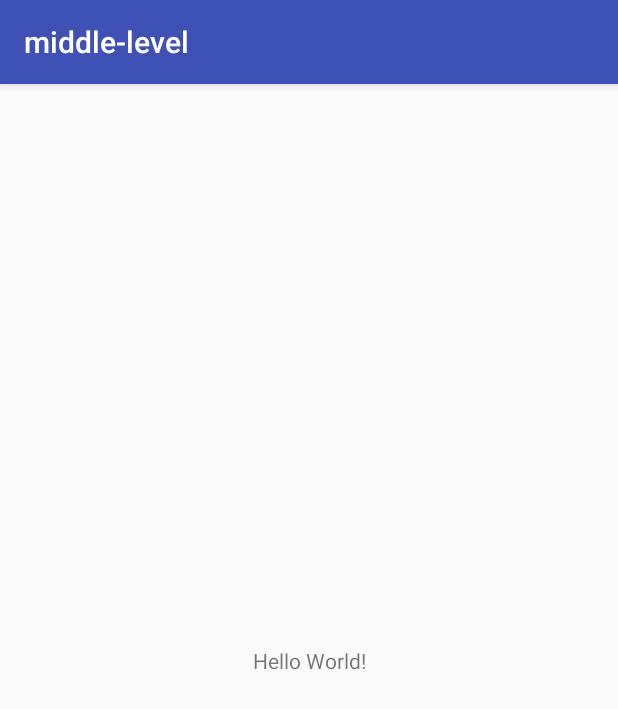
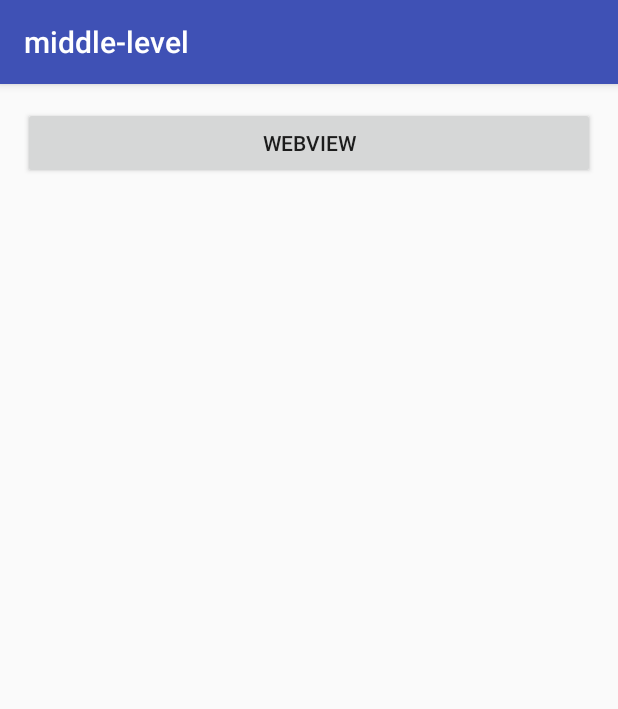
Before and after one commit to YannanGuo/android-advanced-learning-route, an Android app: the screen it shows after launch (MainActivity), on a phone screen of 412 x 824 dp. Shown: the top 709 px of the screen. Run offline under Robolectric (Android 15) with nearby library versions, the phone set to English and light mode, and no system bars; our stand-ins replace ButterKnife.

Commit message:
add WebView usage

```diff
--- a/build.gradle
+++ b/build.gradle
@@ -6,7 +6,7 @@ buildscript {
     }
     dependencies {
         classpath 'com.android.tools.build:gradle:2.2.0-alpha4'
-
+        classpath 'com.neenbedankt.gradle.plugins:android-apt:1.8'
         // NOTE: Do not place your application dependencies here; they belong
         // in the individual module build.gradle files
     }
--- a/high-level/build.gradle
+++ b/high-level/build.gradle
@@ -1,5 +1,5 @@
 apply plugin: 'com.android.application'
-
+apply plugin: 'android-apt'
 android {
     compileSdkVersion 24
     buildToolsVersion "24.0.0"
@@ -30,4 +30,6 @@ dependencies {
     compile 'com.android.support:appcompat-v7:24.0.0'
     compile 'com.android.support.constraint:constraint-layout:1.0.0-alpha2'
     testCompile 'junit:junit:4.12'
+    compile 'com.jakewharton:butterknife:8.2.0'
+    apt 'com.jakewharton:butterknife-compiler:8.2.0'
 }
--- a/middle-level/build.gradle
+++ b/middle-level/build.gradle
@@ -1,5 +1,5 @@
 apply plugin: 'com.android.application'
-
+apply plugin: 'android-apt'
 android {
     compileSdkVersion 24
     buildToolsVersion "24.0.0"
@@ -30,4 +30,7 @@ dependencies {
     compile 'com.android.support:appcompat-v7:24.0.0'
     compile 'com.android.support.constraint:constraint-layout:1.0.0-alpha2'
     testCompile 'junit:junit:4.12'
+    compile 'com.jakewharton:butterknife:8.2.0'
+    apt 'com.jakewharton:butterknife-compiler:8.2.0'
+
 }
--- a/middle-level/src/main/AndroidManifest.xml
+++ b/middle-level/src/main/AndroidManifest.xml
@@ -1,6 +1,8 @@
 <?xml version="1.0" encoding="utf-8"?>
 <manifest xmlns:android="http://schemas.android.com/apk/res/android"
           package="com.guoxiaoxing.middle">
+
+    <uses-permission android:name="android.permission.INTERNET" />
 
     <application
         android:allowBackup="true"
@@ -17,6 +19,8 @@
         </activity>
         <activity android:name=".customview.CustomActivity">
         </activity>
+        <activity android:name=".webview.WebViewActivity">
+        </activity>
     </application>
 
 </manifest>
--- a/middle-level/src/main/java/com/guoxiaoxing/middle/MainActivity.java
+++ b/middle-level/src/main/java/com/guoxiaoxing/middle/MainActivity.java
@@ -1,13 +1,38 @@
 package com.guoxiaoxing.middle;
 
+import android.content.Intent;
+import android.os.Bundle;
 import android.support.v7.app.AppCompatActivity;
-import android.os.Bundle;
+import android.view.View;
+import android.widget.Button;
 
-public class MainActivity extends AppCompatActivity {
+import com.guoxiaoxing.middle.webview.WebViewActivity;
+
+import butterknife.BindView;
+import butterknife.ButterKnife;
+
+public class MainActivity extends AppCompatActivity implements View.OnClickListener {
+
+    @BindView(R.id.btn_webview)
+    Button mBtnWebview;
 
     @Override
     protected void onCreate(Bundle savedInstanceState) {
         super.onCreate(savedInstanceState);
         setContentView(R.layout.activity_main);
+        ButterKnife.bind(this);
+
+        mBtnWebview.setOnClickListener(this);
+    }
+
+
+    @Override
+    public void onClick(View view) {
+        int id = view.getId();
+        switch (id) {
+            case R.id.btn_webview:
+                startActivity(new Intent(MainActivity.this, WebViewActivity.class));
+                break;
+        }
     }
 }
--- a/middle-level/src/main/res/layout/activity_main.xml
+++ b/middle-level/src/main/res/layout/activity_main.xml
@@ -1,20 +1,18 @@
 <?xml version="1.0" encoding="utf-8"?>
-<android.support.constraint.ConstraintLayout
+<LinearLayout
     xmlns:android="http://schemas.android.com/apk/res/android"
-    xmlns:app="http://schemas.android.com/apk/res-auto"
     xmlns:tools="http://schemas.android.com/tools"
     android:id="@+id/activity_main"
     android:layout_width="match_parent"
     android:layout_height="match_parent"
+    android:orientation="vertical"
+    android:padding="15dp"
     tools:context="com.guoxiaoxing.middle.MainActivity">
 
-    <TextView
-        android:layout_width="wrap_content"
+    <Button
+        android:id="@+id/btn_webview"
+        android:layout_width="match_parent"
         android:layout_height="wrap_content"
-        android:text="Hello World!"
-        app:layout_constraintBottom_toBottomOf="@+id/activity_main"
-        app:layout_constraintLeft_toLeftOf="@+id/activity_main"
-        app:layout_constraintRight_toRightOf="@+id/activity_main"
-        app:layout_constraintTop_toTopOf="@+id/activity_main"/>
+        android:text="WebView"/>
 
-</android.support.constraint.ConstraintLayout>
+</LinearLayout>
--- a/primary-level/build.gradle
+++ b/primary-level/build.gradle
@@ -1,5 +1,5 @@
 apply plugin: 'com.android.application'
-
+apply plugin: 'android-apt'
 android {
     compileSdkVersion 24
     buildToolsVersion "24.0.0"
@@ -27,4 +27,6 @@ dependencies {
     compile 'com.android.support:appcompat-v7:24.0.0'
     compile 'com.android.support.constraint:constraint-layout:1.0.0-alpha2'
     testCompile 'junit:junit:4.12'
+    compile 'com.jakewharton:butterknife:8.2.0'
+    apt 'com.jakewharton:butterknife-compiler:8.2.0'
 }
```
Also changed, not shown: middle-level/src/main/java/com/guoxiaoxing/middle/webview/WebViewActivity.java (added, +81 -0 lines), middle-level/src/main/java/com/guoxiaoxing/middle/webview/WebViewInterface.java (added, +36 -0 lines), middle-level/src/main/res/layout/activity_web_view.xml (added, +8 -0 lines).
